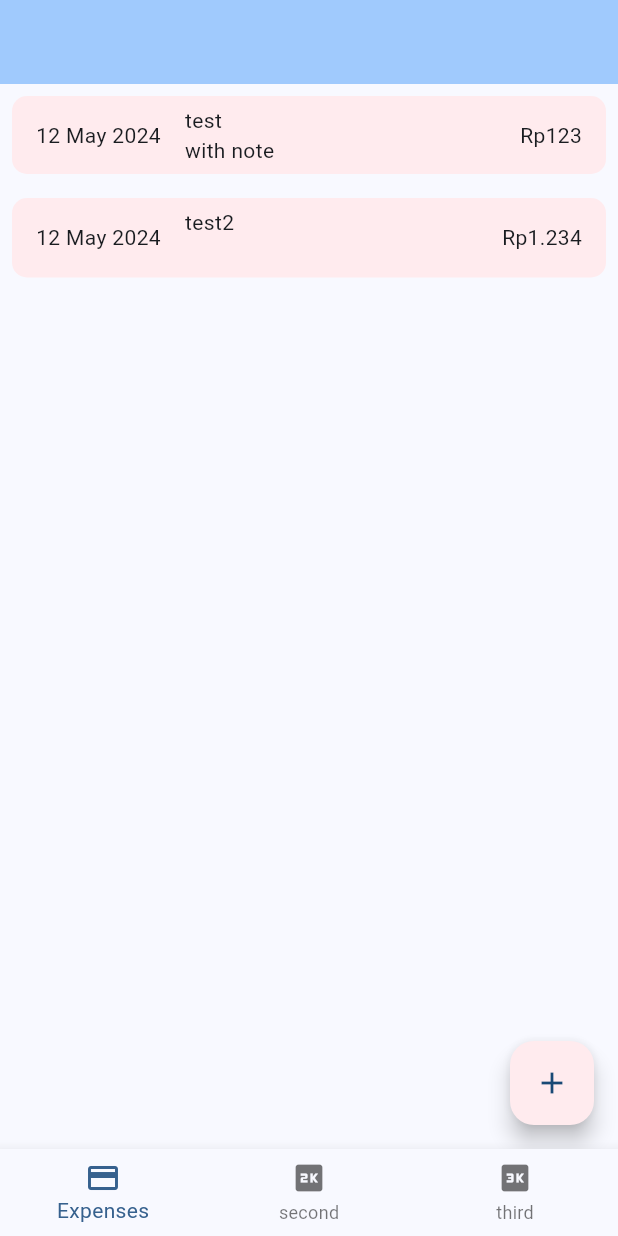
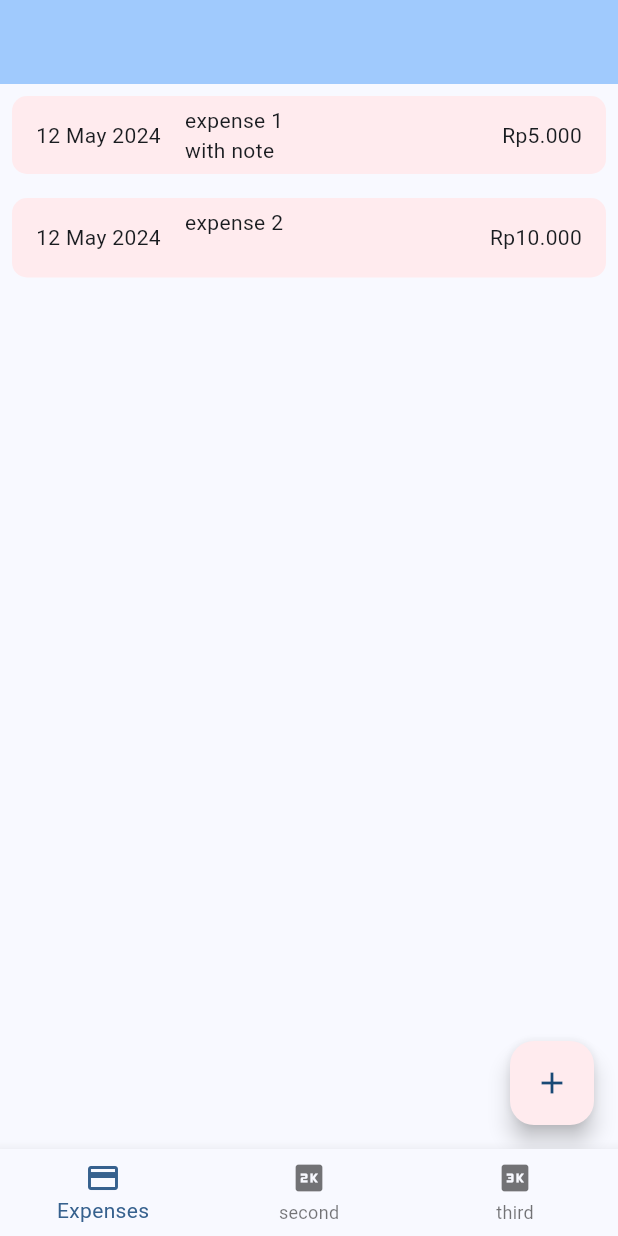
Before and after one commit to fahmialis/flutter_base, a Flutter app: the screen it shows after launch, on a phone screen of 412 x 824 dp. Run offline on Flutter 3.47's test engine with Material 3 defaults, Android fonts, the phone set to English and light mode, and no system bars; our stand-ins replace go_router.

```diff
--- a/lib/feature/expenses/feature/expense_screen.dart
+++ b/lib/feature/expenses/feature/expense_screen.dart
@@ -14,8 +14,11 @@ class ExpenseScreen extends StatefulWidget {
 class _ExpenseScreenState extends State<ExpenseScreen> {
   List<ExpenseEntity> expenses = [
     ExpenseEntity(
-        title: 'test', amount: 123, date: DateTime.now(), note: 'with note'),
-    ExpenseEntity(title: 'test2', amount: 1234, date: DateTime.now()),
+        title: 'expense 1',
+        amount: 5000,
+        date: DateTime.now(),
+        note: 'with note'),
+    ExpenseEntity(title: 'expense 2', amount: 10000, date: DateTime.now()),
   ];
 
   void addExpense(ExpenseEntity newExpense) {
```
